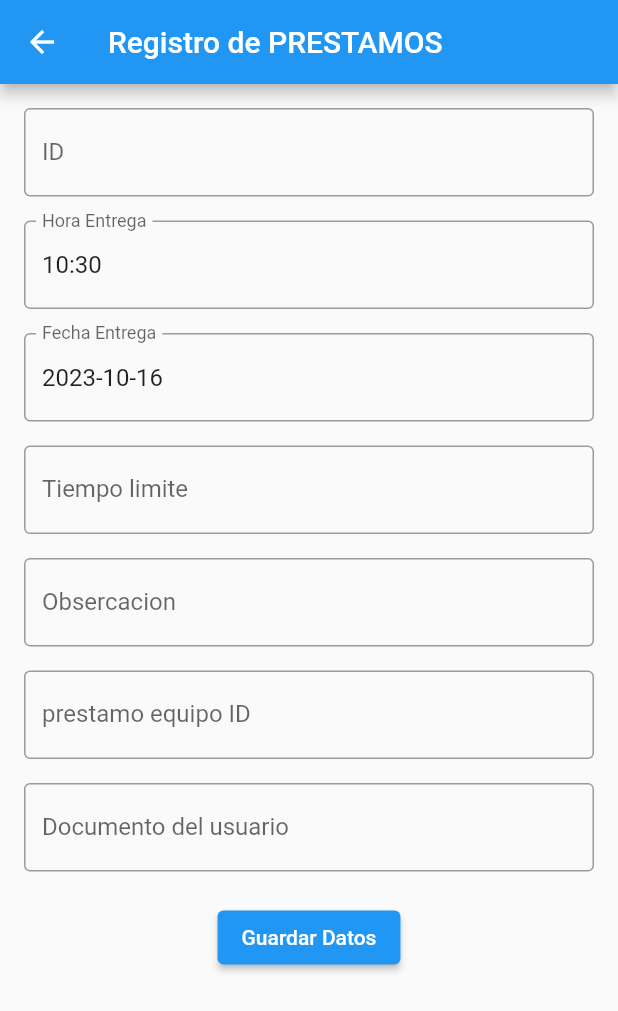
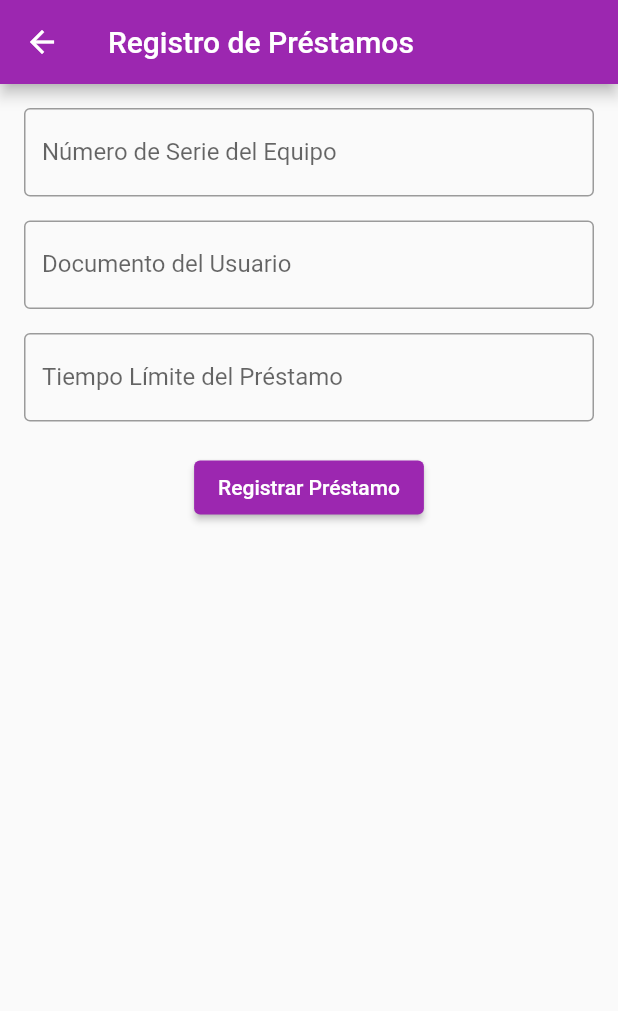
Before and after one commit to Dan2001afk/ICED_Flutter, a Flutter app: the InsertarPrestamo screen opened directly, on a phone screen of 412 x 824 dp. Shown: the top 1011 px of the screen. Run offline on Flutter 3.47's test engine with Material 2 defaults, Android fonts, the phone set to English and light mode, and no system bars; our stand-ins replace fluttertoast, lottie.

Commit message:
METODOS,equipos, usuarios,prestamos funcional 100% falta sanciones y validacion subo cambios para hacer la implementacion de la validacion en flutter

```diff
--- a/lib/PantallasAdmin/InsertarPrestamo.dart
+++ b/lib/PantallasAdmin/InsertarPrestamo.dart
@@ -1,11 +1,8 @@
 import 'package:flutter/material.dart';
 import 'package:http/http.dart' as http;
-import 'package:iced/PantallasAdmin/DatosUsuarios.dart';
 import 'dart:convert';
 import 'DatosPrestamos.dart';
 import 'package:intl/intl.dart';
-
-
 
 class InsertarPrestamo extends StatefulWidget {
   const InsertarPrestamo({Key? key}) : super(key: key);
@@ -14,83 +11,86 @@ class InsertarPrestamo extends StatefulWidget {
   State<InsertarPrestamo> createState() => _InsertarPrestamoState();
 }
 
-
 class _InsertarPrestamoState extends State<InsertarPrestamo> {
   final GlobalKey<FormState> _formKey = GlobalKey<FormState>();
-  final TextEditingController _Pres_Idcontroller = TextEditingController();
-  final TextEditingController _Pres_Hora_Entregacontroller=TextEditingController();
-  final TextEditingController _Pres_Fec_Entregacontroller = TextEditingController();
-  final TextEditingController _Pres_Tiempo_Limitecontroller = TextEditingController();
-  final TextEditingController _Pres_observaciones_entregacontroller = TextEditingController();
-  final TextEditingController _Equi_serialcontroller = TextEditingController();
-  final TextEditingController _Pres_Equipos_idcontroller = TextEditingController();
-  final TextEditingController _Pres_Usuarios_Documento_idcontroller = TextEditingController();
-
+  final TextEditingController _Pres_Equipos_serialController =
+  TextEditingController();
+  final TextEditingController _Pres_Usuarios_Documento_idController =
+  TextEditingController();
+  final TextEditingController _Pres_Tiempo_LimiteController =
+  TextEditingController();
 
   void _EnviarFormularioPrestamos() async {
     if (_formKey.currentState!.validate()) {
-      final String ApiUrl = "http://192.168.1.44/insertarPrestamo/";
-      final Map<String, dynamic> requestBody = {
-        'Pres_Id': _Pres_Idcontroller.text,
-        'Pres_Fec_Entrega': _Pres_Fec_Entregacontroller.text,
-        'Pres_Hora_Entrega': _Pres_Hora_Entregacontroller.text,
-        'Pres_Tiempo_Limite': _Pres_Tiempo_Limitecontroller.text,
-        'Pres_Observaciones_entrega': _Pres_observaciones_entregacontroller.text,
-        'Equi_serial': _Equi_serialcontroller.text,
-        'Pres_Equipos_id': _Pres_Equipos_idcontroller.text,
-        'Pres_Usuarios_Documento_id': _Pres_Usuarios_Documento_idcontroller.text
+      final String verificarPrestamoUrl =
+          "http://192.168.1.44/verificarPrestamo/";
+      final String insertarPrestamoUrl =
+          "http://192.168.1.44/insertarPrestamo/";
+
+      final Map<String, dynamic> datos = {
+        'Pres_Equipos_serial': _Pres_Equipos_serialController.text,
+        'Pres_Usuarios_Documento_id':
+        _Pres_Usuarios_Documento_idController.text,
+        'Pres_Tiempo_Limite': _Pres_Tiempo_LimiteController.text,
       };
 
-      Navigator.push(
-          context, MaterialPageRoute(builder: (context) => ConsultarPrestamosApi()));
+      final jsonData = json.encode(datos);
 
-      final Respuesta = await http.post(Uri.parse(ApiUrl),
-          headers: {'Content-type': 'application/json'},
-          body: json.encode(requestBody));
+      try {
+        // Verificar préstamo
+        final response = await http.post(
+          Uri.parse(verificarPrestamoUrl),
+          headers: {'Content-Type': 'application/json'},
+          body: jsonData,
+        );
 
-      if (Respuesta.statusCode == 200) {
-        print('Datos enviados correctamente');
-      } else {
-        print('Error al enviar los datos');
+        if (response.statusCode == 200) {
+          final data = json.decode(response.body);
+
+          if (data['error'] != null) {
+            // Muestra SweetAlert con el mensaje de error recibido del servidor
+            // (deberías implementar el manejo de SweetAlert o mostrar un mensaje de error en Flutter)
+            print("Error: ${data['error']}");
+          } else {
+            // Préstamo verificado correctamente, ahora insertar el préstamo
+            final responseInsertar = await http.post(
+              Uri.parse(insertarPrestamoUrl),
+              headers: {'Content-Type': 'application/json'},
+              body: jsonData,
+            );
+
+            if (responseInsertar.statusCode == 200) {
+              // Muestra SweetAlert de éxito
+              print('Préstamo registrado exitosamente');
+              // Puedes agregar más lógica aquí si es necesario
+            } else {
+              // Muestra SweetAlert de error al enviar los datos
+              print('Error al enviar los datos');
+            }
+          }
+        } else {
+          // Muestra SweetAlert de error en la solicitud
+          print('Error en la solicitud');
+        }
+      } catch (error) {
+        // Muestra SweetAlert de error general
+        print('Error: $error');
       }
     }
   }
-  int _formatHoraToMinutes(String hora) {
-    final parts = hora.split(':');
-    final horas = int.parse(parts[0]);
-    final minutos = int.parse(parts[1]);
-    return horas * 60 + minutos;
-  }
-  @override
-  void initState() {
-    super.initState();
-    // Asignar la fecha actual al controlador al cargar la pantalla
-    _Pres_Fec_Entregacontroller.text = DateFormat('yyyy-MM-dd').format(DateTime.now());
-
-    // Asignar la hora actual al controlador al cargar la pantalla
-    _setHoraActual();
-  }
-
-  void _setHoraActual() {
-    final horaActual = TimeOfDay.now();
-    _Pres_Hora_Entregacontroller.text =
-    '${horaActual.hour.toString().padLeft(2, '0')}:${horaActual.minute.toString().padLeft(2, '0')}';
-  }
-
-
-
 
   @override
   Widget build(BuildContext context) {
     return Scaffold(
       appBar: AppBar(
-        title: const Text("Registro de PRESTAMOS"),
+        title: const Text("Registro de Préstamos"),
         leading: IconButton(
           icon: const Icon(Icons.arrow_back),
           onPressed: () {
             Navigator.pop(context);
           },
         ),
+        backgroundColor: Colors.purple,
       ),
       body: SingleChildScrollView(
         padding: const EdgeInsets.all(16),
@@ -99,100 +99,42 @@ class _InsertarPrestamoState extends State<InsertarPrestamo> {
           child: Column(
             children: [
               TextFormField(
-                controller: _Pres_Idcontroller,
+                controller: _Pres_Equipos_serialController,
                 decoration: InputDecoration(
-                  labelText: 'ID ',
+                  labelText: 'Número de Serie del Equipo',
                   border: OutlineInputBorder(),
                 ),
                 validator: (value) {
                   if (value!.isEmpty) {
-                    return 'Ingrese el id del prestamo';
+                    return 'Ingrese el número de serie del equipo';
                   }
                   return null;
                 },
               ),
               const SizedBox(height: 16),
               TextFormField(
-                controller: _Pres_Hora_Entregacontroller,
+                controller: _Pres_Usuarios_Documento_idController,
                 decoration: InputDecoration(
-                  labelText: 'Hora Entrega',
+                  labelText: 'Documento del Usuario',
                   border: OutlineInputBorder(),
                 ),
                 validator: (value) {
                   if (value!.isEmpty) {
-                    return 'Ingrese la hora de Entrega';
+                    return 'Ingrese el documento del usuario';
                   }
                   return null;
                 },
               ),
               const SizedBox(height: 16),
               TextFormField(
-                controller: _Pres_Fec_Entregacontroller,
+                controller: _Pres_Tiempo_LimiteController,
                 decoration: InputDecoration(
-                  labelText: 'Fecha Entrega',
+                  labelText: 'Tiempo Límite del Préstamo',
                   border: OutlineInputBorder(),
                 ),
                 validator: (value) {
                   if (value!.isEmpty) {
-                    return 'Ingrese la Fecha de Entrega';
-                  }
-                  return null;
-                },
-              ),
-              const SizedBox(height: 16),
-              TextFormField(
-                controller: _Pres_Tiempo_Limitecontroller,
-                decoration: InputDecoration(
-                  labelText: 'Tiempo limite ',
-                  border: OutlineInputBorder(),
-                ),
-                validator: (value) {
-                  if (value!.isEmpty) {
-                    return 'Tiempo limite';
-                  }
-                  return null;
-                },
-              ),
-
-
-              const SizedBox(height: 16),
-              TextFormField(
-                controller: _Pres_observaciones_entregacontroller,
-                decoration: InputDecoration(
-                  labelText: 'Obsercacion',
-                  border: OutlineInputBorder(),
-                ),
-                validator: (value) {
-                  if (value!.isEmpty) {
-                    return 'Odservacion';
-                  }
-                  return null;
-                },
-              ),
-              const SizedBox(height: 16),
-              TextFormField(
-                controller: _Pres_Equipos_idcontroller,
-                decoration: InputDecoration(
-                    labelText: 'prestamo equipo ID',
-                  border: OutlineInputBorder(),
-                ),
-                validator: (value) {
-                  if (value!.isEmpty) {
-                    return 'prestamo equipo ID';
-                  }
-                  return null;
-                },
-              ),
-              const SizedBox(height: 16),
-              TextFormField(
-                controller: _Pres_Usuarios_Documento_idcontroller,
-                decoration: InputDecoration(
-                  labelText: 'Documento del usuario ',
-                  border: OutlineInputBorder(),
-                ),
-                validator: (value) {
-                  if (value!.isEmpty) {
-                    return 'Documento del usuario';
+                    return 'Ingrese el tiempo límite del préstamo';
                   }
                   return null;
                 },
@@ -200,7 +142,11 @@ class _InsertarPrestamoState extends State<InsertarPrestamo> {
               const SizedBox(height: 20),
               ElevatedButton(
                 onPressed: _EnviarFormularioPrestamos,
-                child: const Text('Guardar Datos'),
+                child: const Text('Registrar Préstamo'),
+                style: ElevatedButton.styleFrom(
+                  primary: Colors.purple, // Color morado
+                  onPrimary: Colors.white, // Text color
+                ),
               )
             ],
           ),
```
Also changed, not shown: lib/PantallasAdmin/DatosPrestamos.dart (+28 -8 lines).
